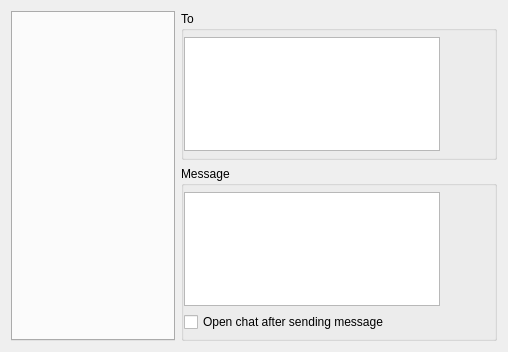
Before: the Qt Designer form src/desktop/GuiCreateMessage.ui in hwgao/beebeep, drawn with Qt 5.
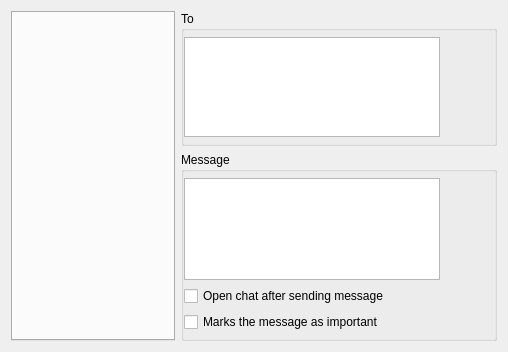
After: the same form once the commit is applied. Icons and pictures are not drawn. Custom widgets are drawn as their Qt base class.

Commit message: Added flag "Important" to chat message (raise the receiver chat window on top)

```diff
--- a/src/desktop/GuiCreateMessage.ui
+++ b/src/desktop/GuiCreateMessage.ui
@@ -154,13 +154,6 @@
       <property name="bottomMargin">
        <number>6</number>
       </property>
-      <item row="5" column="0">
-       <widget class="QCheckBox" name="mp_cbOpenChat">
-        <property name="text">
-         <string>Open chat after sending message</string>
-        </property>
-       </widget>
-      </item>
       <item row="2" column="1" rowspan="2">
        <spacer name="verticalSpacer_2">
         <property name="orientation">
@@ -272,6 +265,20 @@
         </property>
        </widget>
       </item>
+      <item row="5" column="0" colspan="2">
+       <widget class="QCheckBox" name="mp_cbOpenChat">
+        <property name="text">
+         <string>Open chat after sending message</string>
+        </property>
+       </widget>
+      </item>
+      <item row="6" column="0" colspan="2">
+       <widget class="QCheckBox" name="mp_cbFlagAsAlert">
+        <property name="text">
+         <string>Marks the message as important</string>
+        </property>
+       </widget>
+      </item>
      </layout>
     </widget>
    </item>
```
Left out of the diff: 79 changed lines with no effect on the pictures. The commit also changes 46 other files.
